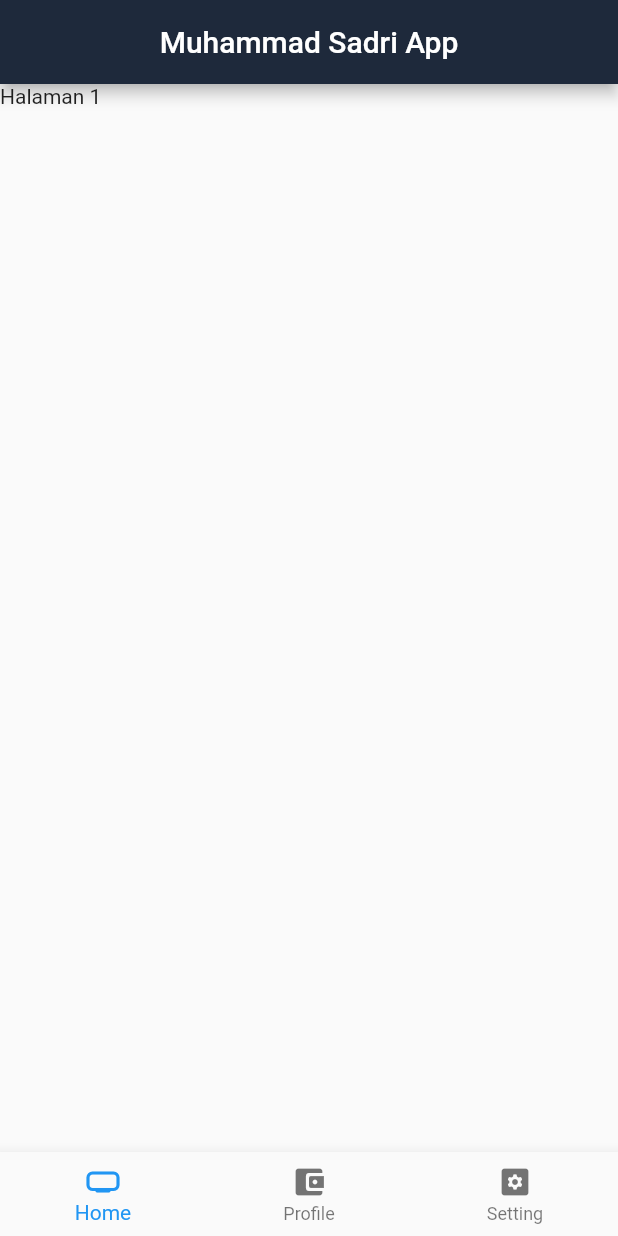
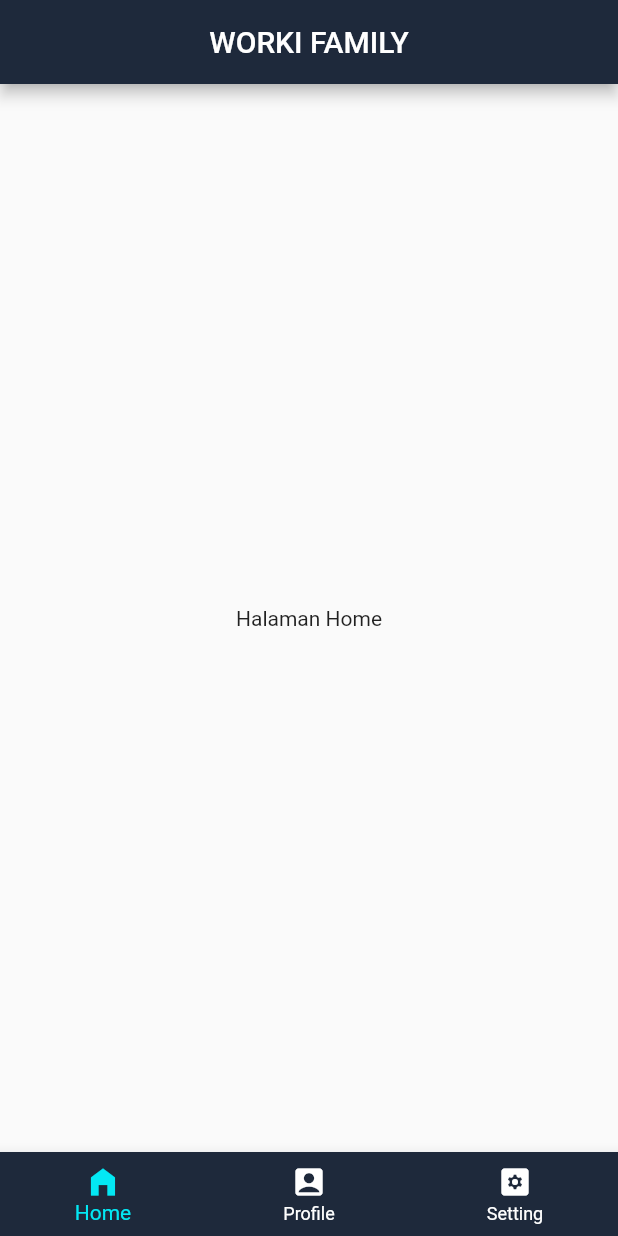
Before and after one commit to muhammadsadri19/Belajar-Membuat-Aplikasi-Flutter-Pemula, a Flutter app: the screen it shows after launch, on a phone screen of 412 x 824 dp. Run offline on Flutter 3.47's test engine with Material 2 defaults, Android fonts, the phone set to English and light mode, and no system bars.

Commit message:
Edit Page Profile

```diff
--- /dev/null
+++ b/lib/pages/home_page.dart
@@ -0,0 +1,12 @@
+import 'package:flutter/material.dart';
+
+class HomePage extends StatelessWidget {
+  const HomePage({Key? key}) : super(key: key);
+
+  @override
+  Widget build(BuildContext context) {
+    return Center(
+      child: Text("Halaman Home"),
+    );
+  }
+}
--- a/lib/pages/main_portfolio.dart
+++ b/lib/pages/main_portfolio.dart
@@ -1,5 +1,7 @@
 import 'package:flutter/material.dart';
-import 'package:worki/pages/secondpage.dart';
+import 'package:worki/pages/home_page.dart';
+import 'package:worki/pages/profile_page.dart';
+import 'package:worki/pages/setting_page.dart';
 
 class MainPortfolio extends StatefulWidget {
   const MainPortfolio({super.key});
@@ -12,9 +14,9 @@ class MainPortfolio extends StatefulWidget {
 class _MainPortfolioState extends State<MainPortfolio> {
   int _currentIndex = 0;
   final List<Widget> _pages = [
-    const Text('Halaman 1'),
-    const Text('Halaman 2'),
-    const Text('Halaman 3'),
+    HomePage(),
+    ProfilePage(),
+    SettingPage(),
   ];
 
   @override
@@ -22,7 +24,7 @@ class _MainPortfolioState extends State<MainPortfolio> {
     return Scaffold(
       appBar: AppBar(
         title: const Text(
-          'Muhammad Sadri App',
+          'WORKI FAMILY',
           style: TextStyle(),
         ),
         centerTitle: true,
@@ -30,6 +32,9 @@ class _MainPortfolioState extends State<MainPortfolio> {
       ),
       body: _pages[_currentIndex],
       bottomNavigationBar: BottomNavigationBar(
+          backgroundColor: Color.fromRGBO(30, 41, 59, 1),
+          selectedItemColor: const Color.fromARGB(255, 3, 232, 244),
+          unselectedItemColor: Colors.white,
           currentIndex: _currentIndex,
           onTap: (index) {
             setState(() {
@@ -38,10 +43,9 @@ class _MainPortfolioState extends State<MainPortfolio> {
           },
           items: const [
             BottomNavigationBarItem(
-                icon: Icon(Icons.home_max_rounded), label: 'Home'),
+                icon: Icon(Icons.home_filled), label: 'Home'),
             BottomNavigationBarItem(
-                icon: Icon(Icons.account_balance_wallet_rounded),
-                label: 'Profile'),
+                icon: Icon(Icons.account_box), label: 'Profile'),
             BottomNavigationBarItem(
                 icon: Icon(Icons.settings_applications_rounded),
                 label: 'Setting'),
--- a/pubspec.yaml
+++ b/pubspec.yaml
@@ -67,6 +67,7 @@ flutter:
     - lib/images/pf4.png
     - lib/images/pf5.png
     - lib/images/pf6.png
+    - lib/images/background_profile.jpg
 
 
   # An image asset can refer to one or more resolution-specific "variants", see
```
Also changed, not shown: lib/pages/profile_page.dart (added, +38 -0 lines), lib/pages/secondpage.dart (deleted, +0 -40 lines), lib/pages/setting_page.dart (added, +12 -0 lines), 1 other file.
